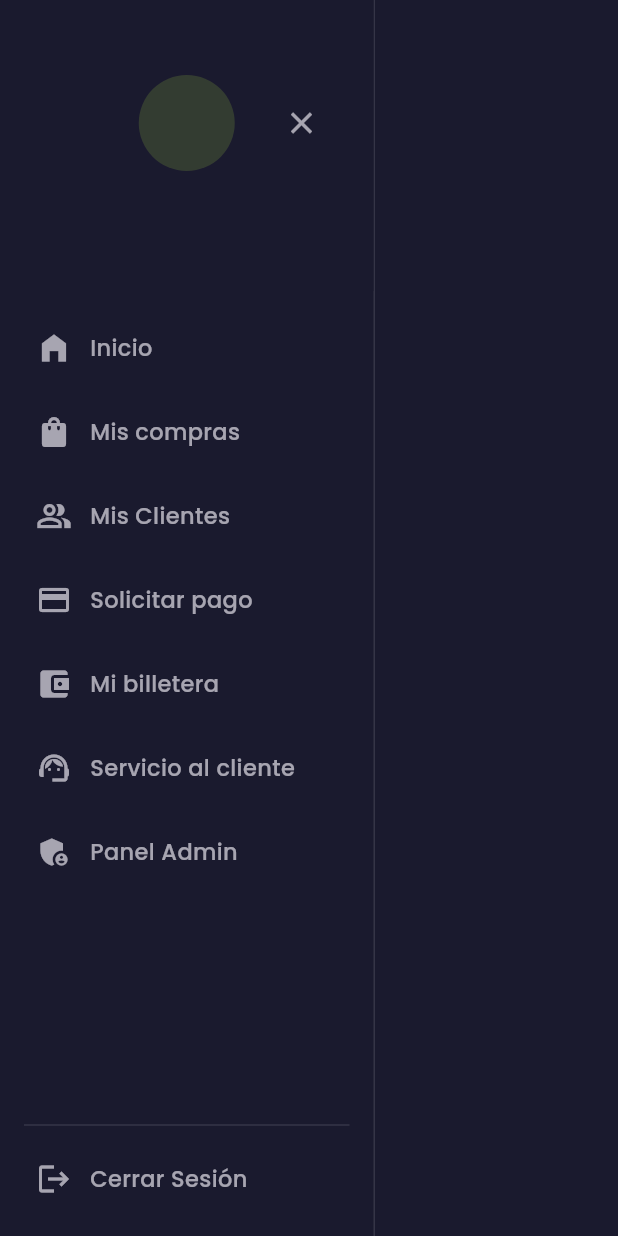
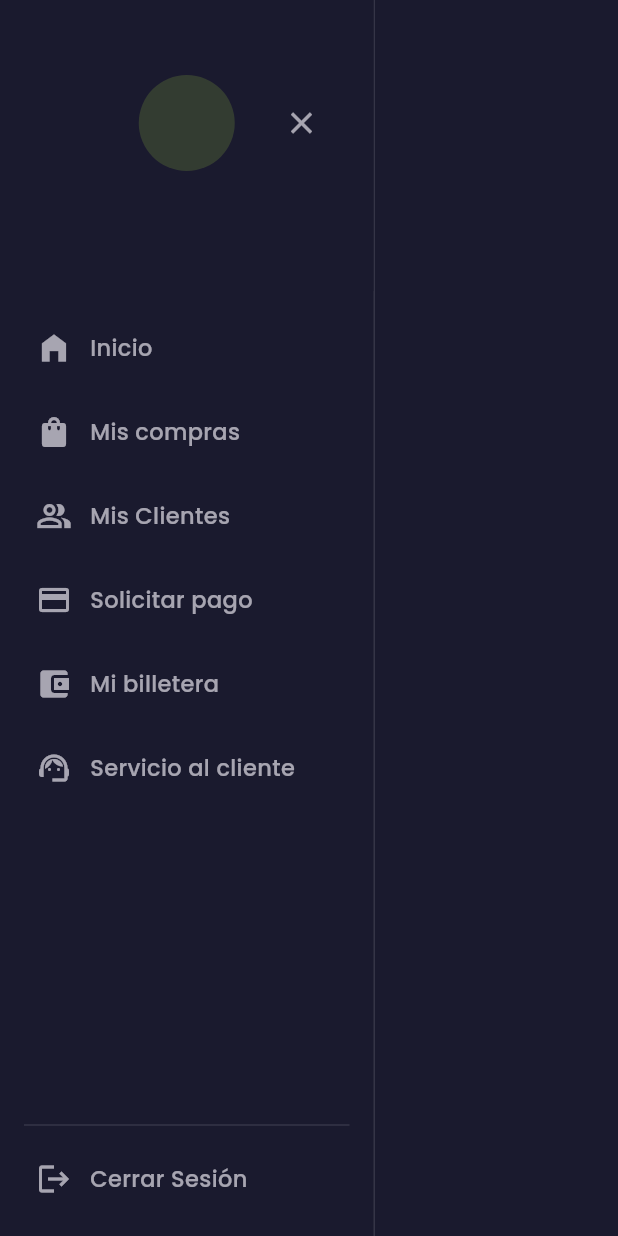
Before and after one commit to atorress91/flutter-app, a Flutter app: the AppSidebar widget shown alone on an empty page, opened directly, on a phone screen of 412 x 824 dp. Run offline on Flutter 3.47's test engine with Material 3 defaults, Android fonts, the phone set to English and light mode, and no system bars; our stand-ins replace cached_network_image, connectivity_plus, custom_refresh_indicator, device_info_plus, equatable, firebase_core and 10 more; missing offline and left inert: network_info_plus; accounts and stored records are empty.

Commit message:
Remove unused 'Panel Admin' menu item from the sidebar widget

```diff
--- a/lib/features/dashboard/presentation/widgets/sidebar/app_sidebar.dart
+++ b/lib/features/dashboard/presentation/widgets/sidebar/app_sidebar.dart
@@ -129,18 +129,7 @@ class AppSidebar extends StatelessWidget {
             '/dashboard/customer-service',
             onRequestClose: onRequestClose,
           ),
-        ),
-        SidebarMenuItem(
-          title: 'Panel Admin',
-          icon: Icons.admin_panel_settings,
-          isCollapsed: isCollapsed,
-          isSelected: SidebarNavigation.isRouteSelected(currentRoute, '/admin'),
-          onTap: () => SidebarNavigation.navigate(
-            context,
-            '/admin/dashboard',
-            onRequestClose: onRequestClose,
-          ),
-        ),
+        )
       ],
     );
   }
```
